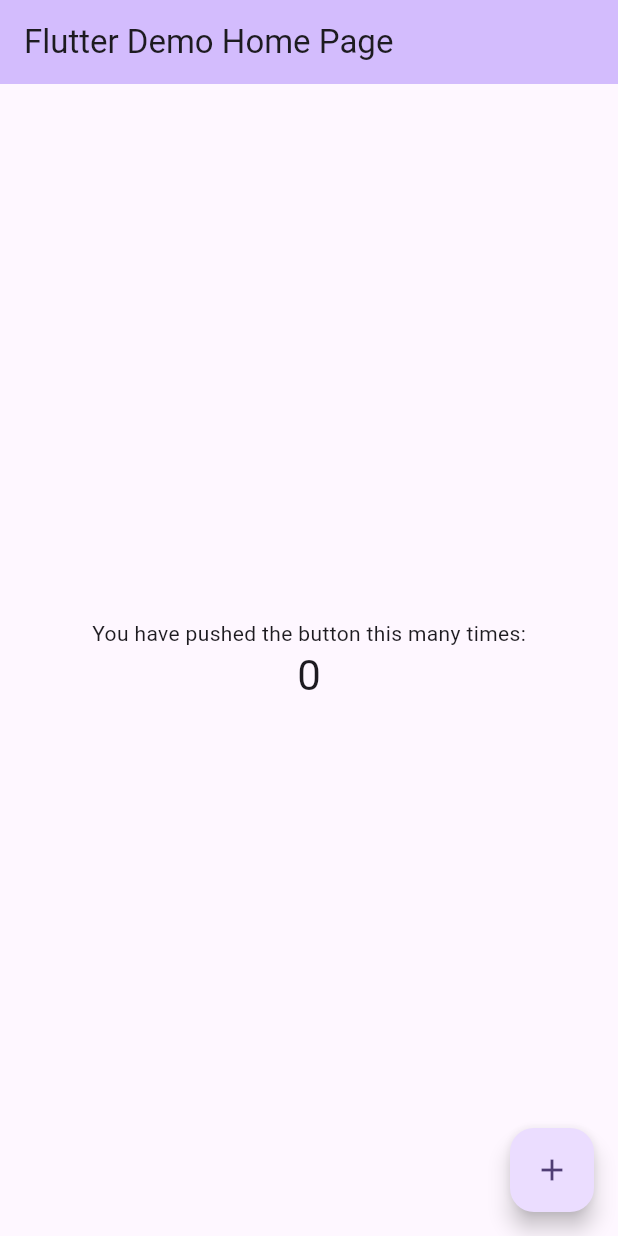
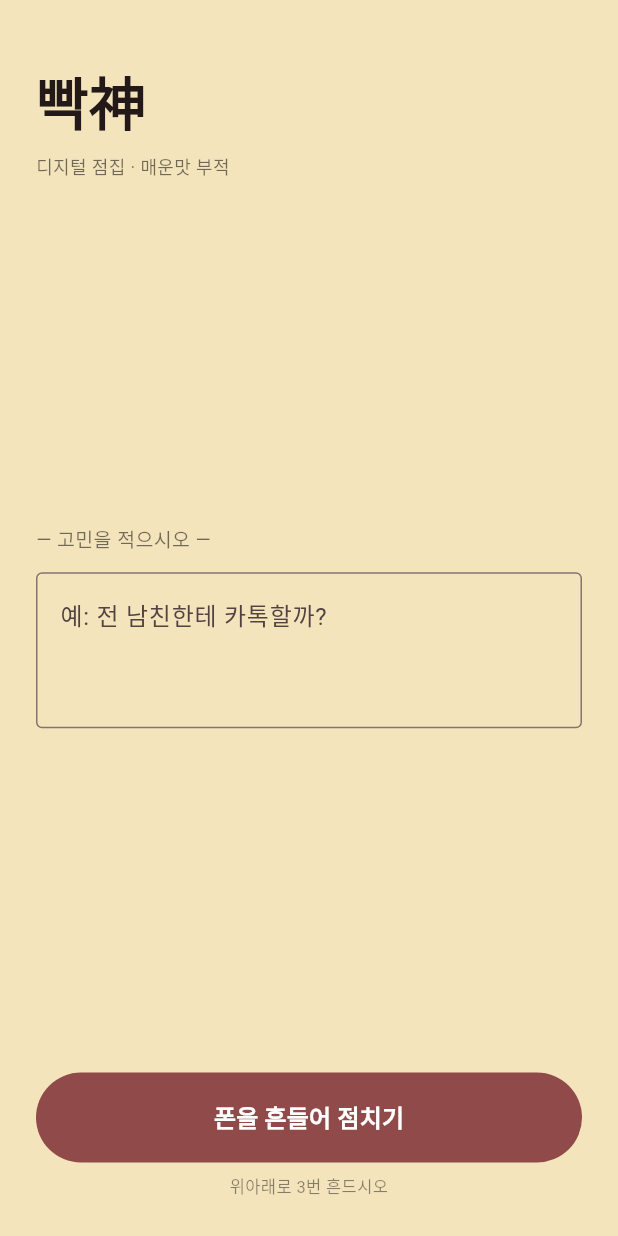
Before and after one commit to dorisurararara-crypto/seephone, a Flutter app: the screen it shows after launch, on a phone screen of 412 x 824 dp. Run offline on Flutter 3.47's test engine with Material 3 defaults, Android fonts, the phone set to English and light mode, and no system bars; our stand-ins replace flutter_riverpod, go_router, sensors_plus, vibration; Roboto replaces fonts that are missing (Pretendard).

Commit message:
feat(bbaksin): 디자인 무관 Flutter 스캐폴드
- main.dart / app.dart / router.dart / theme.dart
- 3개 화면 (홈·점치기·결과) 골격 + go_router 연결
- 흔들기 감지 (sensors_plus, 임계값 18 m/s², 3회 카운트)
- MessageRepository (12개 stub, 톤 검증 후 1000개 JSON으로 교체)
- flutter analyze: 통과

디자인 변종 선택 후 styling 입힐 자리에 TODO 주석.

Co-Authored-By: Claude Opus 4.7 (1M context) <noreply@anthropic.com>

```diff
--- /dev/null
+++ b/bbaksin/lib/app.dart
@@ -0,0 +1,18 @@
+import 'package:flutter/material.dart';
+import 'package:flutter_riverpod/flutter_riverpod.dart';
+import 'router.dart';
+import 'theme.dart';
+
+class BbaksinApp extends ConsumerWidget {
+  const BbaksinApp({super.key});
+
+  @override
+  Widget build(BuildContext context, WidgetRef ref) {
+    return MaterialApp.router(
+      title: '빡신',
+      debugShowCheckedModeBanner: false,
+      theme: BbaksinTheme.light(),
+      routerConfig: appRouter,
+    );
+  }
+}
--- a/bbaksin/lib/main.dart
+++ b/bbaksin/lib/main.dart
@@ -1,122 +1,8 @@
 import 'package:flutter/material.dart';
+import 'package:flutter_riverpod/flutter_riverpod.dart';
+import 'app.dart';
 
 void main() {
-  runApp(const MyApp());
+  WidgetsFlutterBinding.ensureInitialized();
+  runApp(const ProviderScope(child: BbaksinApp()));
 }
-
-class MyApp extends StatelessWidget {
-  const MyApp({super.key});
-
-  // This widget is the root of your application.
-  @override
-  Widget build(BuildContext context) {
-    return MaterialApp(
-      title: 'Flutter Demo',
-      theme: ThemeData(
-        // This is the theme of your application.
-        //
-        // TRY THIS: Try running your application with "flutter run". You'll see
-        // the application has a purple toolbar. Then, without quitting the app,
-        // try changing the seedColor in the colorScheme below to Colors.green
-        // and then invoke "hot reload" (save your changes or press the "hot
-        // reload" button in a Flutter-supported IDE, or press "r" if you used
-        // the command line to start the app).
-        //
-        // Notice that the counter didn't reset back to zero; the application
-        // state is not lost during the reload. To reset the state, use hot
-        // restart instead.
-        //
-        // This works for code too, not just values: Most code changes can be
-        // tested with just a hot reload.
-        colorScheme: .fromSeed(seedColor: Colors.deepPurple),
-      ),
-      home: const MyHomePage(title: 'Flutter Demo Home Page'),
-    );
-  }
-}
-
-class MyHomePage extends StatefulWidget {
-  const MyHomePage({super.key, required this.title});
-
-  // This widget is the home page of your application. It is stateful, meaning
-  // that it has a State object (defined below) that contains fields that affect
-  // how it looks.
-
-  // This class is the configuration for the state. It holds the values (in this
-  // case the title) provided by the parent (in this case the App widget) and
-  // used by the build method of the State. Fields in a Widget subclass are
-  // always marked "final".
-
-  final String title;
-
-  @override
-  State<MyHomePage> createState() => _MyHomePageState();
-}
-
-class _MyHomePageState extends State<MyHomePage> {
-  int _counter = 0;
-
-  void _incrementCounter() {
-    setState(() {
-      // This call to setState tells the Flutter framework that something has
-      // changed in this State, which causes it to rerun the build method below
-      // so that the display can reflect the updated values. If we changed
-      // _counter without calling setState(), then the build method would not be
-      // called again, and so nothing would appear to happen.
-      _counter++;
-    });
-  }
-
-  @override
-  Widget build(BuildContext context) {
-    // This method is rerun every time setState is called, for instance as done
-    // by the _incrementCounter method above.
-    //
-    // The Flutter framework has been optimized to make rerunning build methods
-    // fast, so that you can just rebuild anything that needs updating rather
-    // than having to individually change instances of widgets.
-    return Scaffold(
-      appBar: AppBar(
-        // TRY THIS: Try changing the color here to a specific color (to
-        // Colors.amber, perhaps?) and trigger a hot reload to see the AppBar
-        // change color while the other colors stay the same.
-        backgroundColor: Theme.of(context).colorScheme.inversePrimary,
-        // Here we take the value from the MyHomePage object that was created by
-        // the App.build method, and use it to set our appbar title.
-        title: Text(widget.title),
-      ),
-      body: Center(
-        // Center is a layout widget. It takes a single child and positions it
-        // in the middle of the parent.
-        child: Column(
-          // Column is also a layout widget. It takes a list of children and
-          // arranges them vertically. By default, it sizes itself to fit its
-          // children horizontally, and tries to be as tall as its parent.
-          //
-          // Column has various properties to control how it sizes itself and
-          // how it positions its children. Here we use mainAxisAlignment to
-          // center the children vertically; the main axis here is the vertical
-          // axis because Columns are vertical (the cross axis would be
-          // horizontal).
-          //
-          // TRY THIS: Invoke "debug painting" (choose the "Toggle Debug Paint"
-          // action in the IDE, or press "p" in the console), to see the
-          // wireframe for each widget.
-          mainAxisAlignment: .center,
-          children: [
-            const Text('You have pushed the button this many times:'),
-            Text(
-              '$_counter',
-              style: Theme.of(context).textTheme.headlineMedium,
-            ),
-          ],
-        ),
-      ),
-      floatingActionButton: FloatingActionButton(
-        onPressed: _incrementCounter,
-        tooltip: 'Increment',
-        child: const Icon(Icons.add),
-      ),
-    );
-  }
-}
--- /dev/null
+++ b/bbaksin/lib/router.dart
@@ -0,0 +1,28 @@
+import 'package:go_router/go_router.dart';
+import 'screens/home_screen.dart';
+import 'screens/ritual_screen.dart';
+import 'screens/result_screen.dart';
+
+final appRouter = GoRouter(
+  initialLocation: '/',
+  routes: [
+    GoRoute(
+      path: '/',
+      builder: (context, state) => const HomeScreen(),
+    ),
+    GoRoute(
+      path: '/ritual',
+      builder: (context, state) {
+        final question = state.uri.queryParameters['q'] ?? '';
+        return RitualScreen(question: question);
+      },
+    ),
+    GoRoute(
+      path: '/result',
+      builder: (context, state) {
+        final question = state.uri.queryParameters['q'] ?? '';
+        return ResultScreen(question: question);
+      },
+    ),
+  ],
+);
--- /dev/null
+++ b/bbaksin/lib/screens/home_screen.dart
@@ -0,0 +1,73 @@
+import 'package:flutter/material.dart';
+import 'package:flutter_riverpod/flutter_riverpod.dart';
+import 'package:go_router/go_router.dart';
+
+class HomeScreen extends ConsumerStatefulWidget {
+  const HomeScreen({super.key});
+
+  @override
+  ConsumerState<HomeScreen> createState() => _HomeScreenState();
+}
+
+class _HomeScreenState extends ConsumerState<HomeScreen> {
+  final _controller = TextEditingController();
+
+  @override
+  void dispose() {
+    _controller.dispose();
+    super.dispose();
+  }
+
+  void _goToRitual() {
+    final q = _controller.text.trim();
+    if (q.isEmpty) return;
+    context.push('/ritual?q=${Uri.encodeComponent(q)}');
+  }
+
+  @override
+  Widget build(BuildContext context) {
+    // TODO: 디자인 변종 선택 후 styling 입힘.
+    return Scaffold(
+      body: SafeArea(
+        child: Padding(
+          padding: const EdgeInsets.fromLTRB(24, 40, 24, 24),
+          child: Column(
+            crossAxisAlignment: CrossAxisAlignment.stretch,
+            children: [
+              const Text('빡神',
+                  style: TextStyle(fontSize: 38, fontWeight: FontWeight.w900)),
+              const SizedBox(height: 8),
+              const Text('디지털 점집 · 매운맛 부적',
+                  style: TextStyle(fontSize: 12, color: Colors.black54)),
+              const Spacer(),
+              const Text('— 고민을 적으시오 —',
+                  style: TextStyle(fontSize: 13, color: Colors.black54)),
+              const SizedBox(height: 12),
+              TextField(
+                controller: _controller,
+                maxLines: 3,
+                decoration: const InputDecoration(
+                  hintText: '예: 전 남친한테 카톡할까?',
+                  border: OutlineInputBorder(),
+                ),
+              ),
+              const Spacer(),
+              FilledButton(
+                onPressed: _goToRitual,
+                style: FilledButton.styleFrom(
+                  padding: const EdgeInsets.symmetric(vertical: 18),
+                ),
+                child: const Text('폰을 흔들어 점치기',
+                    style: TextStyle(fontSize: 16, fontWeight: FontWeight.w700)),
+              ),
+              const SizedBox(height: 8),
+              const Text('위아래로 3번 흔드시오',
+                  style: TextStyle(fontSize: 11, color: Colors.black45),
+                  textAlign: TextAlign.center),
+            ],
+          ),
+        ),
+      ),
+    );
+  }
+}
--- /dev/null
+++ b/bbaksin/lib/state/message_repo.dart
@@ -0,0 +1,41 @@
+import 'dart:math';
+import 'package:flutter_riverpod/flutter_riverpod.dart';
+
+// TODO: 톤 검증 후 assets/data/messages.json 로드로 전환.
+// 현재는 인라인 stub (content-draft/messages_batch1.md 에서 가져온 12개 샘플).
+
+class Message {
+  final String text;
+  final String category;
+  const Message(this.text, this.category);
+}
+
+const _stubMessages = <Message>[
+  Message('야 이놈아, 자니 치는 손가락부터 부러뜨려라.', 'love'),
+  Message('어허, 또 그놈이냐? 신령님께서 노하셨다.', 'love'),
+  Message('야 이놈아, 통장이 텅장이다. 치킨은 무슨 치킨.', 'money'),
+  Message('어허, 또 카드 긁었느냐? 다음 달 너의 곡소리가 들리는구나.', 'money'),
+  Message('야 이놈아, 뱃살이 곧 산이로다. 샐러드나 씹어라.', 'diet'),
+  Message('자고로 다이어트는 내일부터인 놈은 평생 살이 빠지지 않느니라.', 'diet'),
+  Message('야 이놈아, 점심 메뉴 30분째 고르느냐? 굶어라.', 'decision'),
+  Message('자고로 0과 1 사이에서 결정 못 하는 놈은 0이다.', 'decision'),
+  Message('야 이놈아, 야근 또 하느냐? 너의 시간은 부적도 못 살린다.', 'work'),
+  Message('어허, 또 회의에서 침묵했느냐? 너의 의견은 무덤 속이로다.', 'work'),
+  Message('야 이놈아, 또 폰 보느냐? 네 인생이나 켜라.', 'general'),
+  Message('자고로 게으른 놈은 부적도 못 살린다.', 'general'),
+];
+
+class MessageRepository {
+  final _rand = Random();
+
+  Message pickRandom() {
+    return _stubMessages[_rand.nextInt(_stubMessages.length)];
+  }
+
+  Message pickFor(String question) {
+    // TODO: 질문 키워드 기반 카테고리 매칭 (전남친·돈 등 키워드 → 해당 카테고리에서 픽)
+    return pickRandom();
+  }
+}
+
+final messageRepoProvider = Provider<MessageRepository>((ref) => MessageRepository());
--- /dev/null
+++ b/bbaksin/lib/theme.dart
@@ -0,0 +1,25 @@
+import 'package:flutter/material.dart';
+
+// TODO: 디자인 변종 선택 후 전체 스왑 (variants.html에서 픽한 컬러·폰트로).
+// 현재는 placeholder.
+
+class BbaksinColors {
+  static const hanji = Color(0xFFF4E4BC);
+  static const bujeokRed = Color(0xFFC8102E);
+  static const ink = Color(0xFF1A1A1A);
+  static const accentYellow = Color(0xFFF4D35E);
+}
+
+class BbaksinTheme {
+  static ThemeData light() {
+    return ThemeData(
+      useMaterial3: true,
+      colorScheme: ColorScheme.fromSeed(
+        seedColor: BbaksinColors.bujeokRed,
+        brightness: Brightness.light,
+      ),
+      scaffoldBackgroundColor: BbaksinColors.hanji,
+      fontFamily: 'Pretendard',
+    );
+  }
+}
```
Also changed, not shown: bbaksin/lib/screens/result_screen.dart (added, +88 -0 lines), bbaksin/lib/screens/ritual_screen.dart (added, +86 -0 lines), 1 other file.
